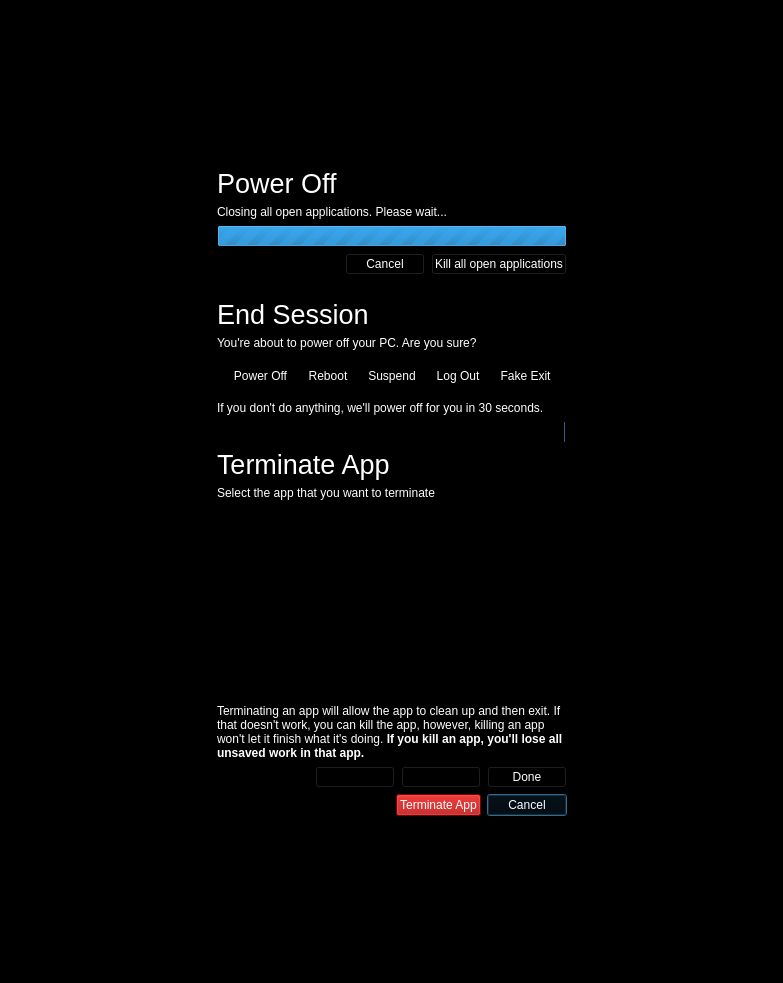
This is endsessionwait.ui in vicr123/theshell as Qt 5 draws it before an edit. The edited form follows.
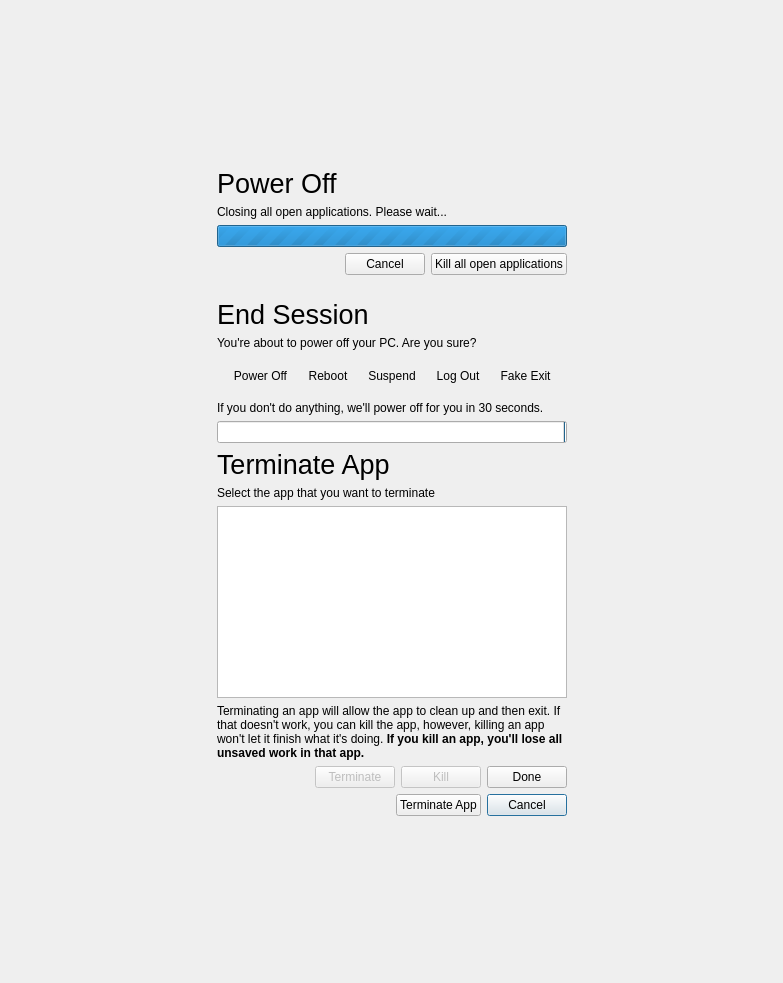
This is the edited form. Icons and pictures are not drawn.

What changed in the file:
```diff
--- a/endsessionwait.ui
+++ b/endsessionwait.ui
@@ -10,421 +10,6 @@
     <height>983</height>
    </rect>
   </property>
-  <property name="palette">
-   <palette>
-    <active>
-     <colorrole role="WindowText">
-      <brush brushstyle="SolidPattern">
-       <color alpha="255">
-        <red>255</red>
-        <green>255</green>
-        <blue>255</blue>
-       </color>
-      </brush>
-     </colorrole>
-     <colorrole role="Button">
-      <brush brushstyle="SolidPattern">
-       <color alpha="255">
-        <red>0</red>
-        <green>0</green>
-        <blue>0</blue>
-       </color>
-      </brush>
-     </colorrole>
-     <colorrole role="Light">
-      <brush brushstyle="SolidPattern">
-       <color alpha="255">
-        <red>0</red>
-        <green>0</green>
-        <blue>0</blue>
-       </color>
-      </brush>
-     </colorrole>
-     <colorrole role="Midlight">
-      <brush brushstyle="SolidPattern">
-       <color alpha="255">
-        <red>0</red>
-        <green>0</green>
-        <blue>0</blue>
-       </color>
-      </brush>
-     </colorrole>
-     <colorrole role="Dark">
-      <brush brushstyle="SolidPattern">
-       <color alpha="255">
-        <red>0</red>
-        <green>0</green>
-        <blue>0</blue>
-       </color>
-      </brush>
-     </colorrole>
-     <colorrole role="Mid">
-      <brush brushstyle="SolidPattern">
-       <color alpha="255">
-        <red>0</red>
-        <green>0</green>
-        <blue>0</blue>
-       </color>
-      </brush>
-     </colorrole>
-     <colorrole role="Text">
-      <brush brushstyle="SolidPattern">
-       <color alpha="255">
-        <red>255</red>
-        <green>255</green>
-        <blue>255</blue>
-       </color>
-      </brush>
-     </colorrole>
-     <colorrole role="BrightText">
-      <brush brushstyle="SolidPattern">
-       <color alpha="255">
-        <red>255</red>
-        <green>255</green>
-        <blue>255</blue>
-       </color>
-      </brush>
-     </colorrole>
-     <colorrole role="ButtonText">
-      <brush brushstyle="SolidPattern">
-       <color alpha="255">
-        <red>255</red>
-        <green>255</green>
-        <blue>255</blue>
-       </color>
-      </brush>
-     </colorrole>
-     <colorrole role="Base">
-      <brush brushstyle="SolidPattern">
-       <color alpha="255">
-        <red>0</red>
-        <green>0</green>
-        <blue>0</blue>
-       </color>
-      </brush>
-     </colorrole>
-     <colorrole role="Window">
-      <brush brushstyle="SolidPattern">
-       <color alpha="255">
-        <red>0</red>
-        <green>0</green>
-        <blue>0</blue>
-       </color>
-      </brush>
-     </colorrole>
-     <colorrole role="Shadow">
-      <brush brushstyle="SolidPattern">
-       <color alpha="255">
-        <red>0</red>
-        <green>0</green>
-        <blue>0</blue>
-       </color>
-      </brush>
-     </colorrole>
-     <colorrole role="AlternateBase">
-      <brush brushstyle="SolidPattern">
-       <color alpha="255">
-        <red>0</red>
-        <green>0</green>
-        <blue>0</blue>
-       </color>
-      </brush>
-     </colorrole>
-     <colorrole role="ToolTipBase">
-      <brush brushstyle="SolidPattern">
-       <color alpha="255">
-        <red>255</red>
-        <green>255</green>
-        <blue>220</blue>
-       </color>
-      </brush>
-     </colorrole>
-     <colorrole role="ToolTipText">
-      <brush brushstyle="SolidPattern">
-       <color alpha="255">
-        <red>0</red>
-        <green>0</green>
-        <blue>0</blue>
-       </color>
-      </brush>
-     </colorrole>
-    </active>
-    <inactive>
-     <colorrole role="WindowText">
-      <brush brushstyle="SolidPattern">
-       <color alpha="255">
-        <red>255</red>
-        <green>255</green>
-        <blue>255</blue>
-       </color>
-      </brush>
-     </colorrole>
-     <colorrole role="Button">
-      <brush brushstyle="SolidPattern">
-       <color alpha="255">
-        <red>0</red>
-        <green>0</green>
-        <blue>0</blue>
-       </color>
-      </brush>
-     </colorrole>
-     <colorrole role="Light">
-      <brush brushstyle="SolidPattern">
-       <color alpha="255">
-        <red>0</red>
-        <green>0</green>
-        <blue>0</blue>
-       </color>
-      </brush>
-     </colorrole>
-     <colorrole role="Midlight">
-      <brush brushstyle="SolidPattern">
-       <color alpha="255">
-        <red>0</red>
-        <green>0</green>
-        <blue>0</blue>
-       </color>
-      </brush>
-     </colorrole>
-     <colorrole role="Dark">
-      <brush brushstyle="SolidPattern">
-       <color alpha="255">
-        <red>0</red>
-        <green>0</green>
-        <blue>0</blue>
-       </color>
-      </brush>
-     </colorrole>
-     <colorrole role="Mid">
-      <brush brushstyle="SolidPattern">
-       <color alpha="255">
-        <red>0</red>
-        <green>0</green>
-        <blue>0</blue>
-       </color>
-      </brush>
-     </colorrole>
-     <colorrole role="Text">
-      <brush brushstyle="SolidPattern">
-       <color alpha="255">
-        <red>255</red>
-        <green>255</green>
-        <blue>255</blue>
-       </color>
-      </brush>
-     </colorrole>
-     <colorrole role="BrightText">
-      <brush brushstyle="SolidPattern">
-       <color alpha="255">
-        <red>255</red>
-        <green>255</green>
-        <blue>255</blue>
-       </color>
-      </brush>
-     </colorrole>
-     <colorrole role="ButtonText">
-      <brush brushstyle="SolidPattern">
-       <color alpha="255">
-        <red>255</red>
-        <green>255</green>
-        <blue>255</blue>
-       </color>
-      </brush>
-     </colorrole>
-     <colorrole role="Base">
-      <brush brushstyle="SolidPattern">
-       <color alpha="255">
-        <red>0</red>
-        <green>0</green>
-        <blue>0</blue>
-       </color>
-      </brush>
-     </colorrole>
-     <colorrole role="Window">
-      <brush brushstyle="SolidPattern">
-       <color alpha="255">
-        <red>0</red>
-        <green>0</green>
-        <blue>0</blue>
-       </color>
-      </brush>
-     </colorrole>
-     <colorrole role="Shadow">
-      <brush brushstyle="SolidPattern">
-       <color alpha="255">
-        <red>0</red>
-        <green>0</green>
-        <blue>0</blue>
-       </color>
-      </brush>
-     </colorrole>
-     <colorrole role="AlternateBase">
-      <brush brushstyle="SolidPattern">
-       <color alpha="255">
-        <red>0</red>
-        <green>0</green>
-        <blue>0</blue>
-       </color>
-      </brush>
-     </colorrole>
-     <colorrole role="ToolTipBase">
-      <brush brushstyle="SolidPattern">
-       <color alpha="255">
-        <red>255</red>
-        <green>255</green>
-        <blue>220</blue>
-       </color>
-      </brush>
-     </colorrole>
-     <colorrole role="ToolTipText">
-      <brush brushstyle="SolidPattern">
-       <color alpha="255">
-        <red>0</red>
-        <green>0</green>
-        <blue>0</blue>
-       </color>
-      </brush>
-     </colorrole>
-    </inactive>
-    <disabled>
-     <colorrole role="WindowText">
-      <brush brushstyle="SolidPattern">
-       <color alpha="255">
-        <red>0</red>
-        <green>0</green>
-        <blue>0</blue>
-       </color>
-      </brush>
-     </colorrole>
-     <colorrole role="Button">
-      <brush brushstyle="SolidPattern">
-       <color alpha="255">
-        <red>0</red>
-        <green>0</green>
-        <blue>0</blue>
-       </color>
-      </brush>
-     </colorrole>
-     <colorrole role="Light">
-      <brush brushstyle="SolidPattern">
-       <color alpha="255">
-        <red>0</red>
-        <green>0</green>
-        <blue>0</blue>
-       </color>
-      </brush>
-     </colorrole>
-     <colorrole role="Midlight">
-      <brush brushstyle="SolidPattern">
-       <color alpha="255">
-        <red>0</red>
-        <green>0</green>
-        <blue>0</blue>
-       </color>
-      </brush>
-     </colorrole>
-     <colorrole role="Dark">
-      <brush brushstyle="SolidPattern">
-       <color alpha="255">
-        <red>0</red>
-        <green>0</green>
-        <blue>0</blue>
-       </color>
-      </brush>
-     </colorrole>
-     <colorrole role="Mid">
-      <brush brushstyle="SolidPattern">
-       <color alpha="255">
-        <red>0</red>
-        <green>0</green>
-        <blue>0</blue>
-       </color>
-      </brush>
-     </colorrole>
-     <colorrole role="Text">
-      <brush brushstyle="SolidPattern">
-       <color alpha="255">
-        <red>0</red>
-        <green>0</green>
-        <blue>0</blue>
-       </color>
-      </brush>
-     </colorrole>
-     <colorrole role="BrightText">
-      <brush brushstyle="SolidPattern">
-       <color alpha="255">
-        <red>255</red>
-        <green>255</green>
-        <blue>255</blue>
-       </color>
-      </brush>
-     </colorrole>
-     <colorrole role="ButtonText">
-      <brush brushstyle="SolidPattern">
-       <color alpha="255">
-        <red>0</red>
-        <green>0</green>
-        <blue>0</blue>
-       </color>
-      </brush>
-     </colorrole>
-     <colorrole role="Base">
-      <brush brushstyle="SolidPattern">
-       <color alpha="255">
-        <red>0</red>
-        <green>0</green>
-        <blue>0</blue>
-       </color>
-      </brush>
-     </colorrole>
-     <colorrole role="Window">
-      <brush brushstyle="SolidPattern">
-       <color alpha="255">
-        <red>0</red>
-        <green>0</green>
-        <blue>0</blue>
-       </color>
-      </brush>
-     </colorrole>
-     <colorrole role="Shadow">
-      <brush brushstyle="SolidPattern">
-       <color alpha="255">
-        <red>0</red>
-        <green>0</green>
-        <blue>0</blue>
-       </color>
-      </brush>
-     </colorrole>
-     <colorrole role="AlternateBase">
-      <brush brushstyle="SolidPattern">
-       <color alpha="255">
-        <red>0</red>
-        <green>0</green>
-        <blue>0</blue>
-       </color>
-      </brush>
-     </colorrole>
-     <colorrole role="ToolTipBase">
-      <brush brushstyle="SolidPattern">
-       <color alpha="255">
-        <red>255</red>
-        <green>255</green>
-        <blue>220</blue>
-       </color>
-      </brush>
-     </colorrole>
-     <colorrole role="ToolTipText">
-      <brush brushstyle="SolidPattern">
-       <color alpha="255">
-        <red>0</red>
-        <green>0</green>
-        <blue>0</blue>
-       </color>
-      </brush>
-     </colorrole>
-    </disabled>
-   </palette>
-  </property>
   <property name="windowTitle">
    <string>Ending Session</string>
   </property>
@@ -432,6 +17,9 @@
    <iconset resource="resources.qrc">
     <normaloff>:/icons/icon.svg</normaloff>:/icons/icon.svg</iconset>
   </property>
+  <property name="styleSheet">
+   <string notr="true"/>
+  </property>
   <layout class="QGridLayout" name="gridLayout">
    <item row="3" column="1">
     <spacer name="verticalSpacer">
@@ -461,6 +49,9 @@
    </item>
    <item row="1" column="1" rowspan="2">
     <widget class="QFrame" name="MainFrame">
+     <property name="styleSheet">
+      <string notr="true"/>
+     </property>
      <property name="frameShape">
       <enum>QFrame::NoFrame</enum>
      </property>
@@ -494,6 +85,9 @@
           <height>0</height>
          </size>
         </property>
+        <property name="styleSheet">
+         <string notr="true"/>
+        </property>
         <property name="frameShape">
          <enum>QFrame::NoFrame</enum>
         </property>
@@ -508,6 +102,9 @@
              <pointsize>20</pointsize>
             </font>
            </property>
+           <property name="styleSheet">
+            <string notr="true"/>
+           </property>
            <property name="text">
             <string>Power Off</string>
            </property>
@@ -515,6 +112,9 @@
          </item>
          <item>
           <widget class="QLabel" name="label_2">
+           <property name="styleSheet">
+            <string notr="true"/>
+           </property>
            <property name="text">
             <string>Closing all open applications. Please wait...</string>
            </property>
@@ -522,6 +122,9 @@
          </item>
          <item>
           <widget class="QProgressBar" name="progressBar">
+           <property name="styleSheet">
+            <string notr="true"/>
+           </property>
            <property name="maximum">
             <number>0</number>
            </property>
@@ -534,6 +137,9 @@
           <layout class="QHBoxLayout" name="horizontalLayout">
            <item>
             <spacer name="horizontalSpacer_3">
+             <property name="styleSheet">
+              <string notr="true"/>
+             </property>
              <property name="orientation">
               <enum>Qt::Horizontal</enum>
              </property>
@@ -547,6 +153,9 @@
            </item>
            <item>
             <widget class="QPushButton" name="pushButton_2">
+             <property name="styleSheet">
+              <string notr="true"/>
+             </property>
              <property name="text">
               <string>Cancel</string>
              </property>
@@ -558,6 +167,9 @@
            </item>
            <item>
             <widget class="QPushButton" name="pushButton">
+             <property name="styleSheet">
+              <string notr="true"/>
+             </property>
              <property name="text">
               <string>Kill all open applications</string>
              </property>
@@ -574,6 +186,9 @@
       </item>
       <item>
        <widget class="QFrame" name="askWhatToDo">
+        <property name="styleSheet">
+         <string notr="true"/>
+        </property>
         <property name="frameShape">
          <enum>QFrame::NoFrame</enum>
         </property>
@@ -592,6 +207,9 @@
              <verstretch>0</verstretch>
             </sizepolicy>
            </property>
+           <property name="styleSheet">
+            <string notr="true"/>
+           </property>
            <property name="frameShape">
             <enum>QFrame::NoFrame</enum>
            </property>
@@ -618,6 +236,9 @@
                 <pointsize>20</pointsize>
                </font>
               </property>
+              <property name="styleSheet">
+               <string notr="true"/>
+              </property>
               <property name="text">
                <string>End Session</string>
               </property>
@@ -625,6 +246,9 @@
             </item>
             <item>
              <widget class="QLabel" name="label_4">
+              <property name="styleSheet">
+               <string notr="true"/>
+              </property>
               <property name="text">
                <string>You're about to power off your PC. Are you sure?</string>
               </property>
@@ -632,9 +256,15 @@
             </item>
             <item>
              <widget class="QFrame" name="frame">
+              <property name="styleSheet">
+               <string notr="true"/>
+              </property>
               <layout class="QHBoxLayout" name="horizontalLayout_4">
                <item>
                 <widget class="QToolButton" name="PowerOff">
+                 <property name="styleSheet">
+                  <string notr="true"/>
+                 </property>
                  <property name="text">
                   <string>Power Off</string>
                  </property>
@@ -658,6 +288,9 @@
                </item>
                <item>
                 <widget class="QToolButton" name="Reboot">
+                 <property name="styleSheet">
+                  <string notr="true"/>
+                 </property>
                  <property name="text">
                   <string>Reboot</string>
                  </property>
@@ -681,6 +314,9 @@
                </item>
                <item>
                 <widget class="QToolButton" name="Suspend">
+                 <property name="styleSheet">
+                  <string notr="true"/>
+                 </property>
                  <property name="text">
                   <string>Suspend</string>
                  </property>
@@ -704,6 +340,9 @@
                </item>
                <item>
                 <widget class="QToolButton" name="LogOut">
+                 <property name="styleSheet">
+                  <string notr="true"/>
+                 </property>
                  <property name="text">
                   <string>Log Out</string>
                  </property>
@@ -727,6 +366,9 @@
                </item>
                <item>
                 <widget class="QToolButton" name="DummyExit">
+                 <property name="styleSheet">
+                  <string notr="true"/>
+                 </property>
                  <property name="text">
                   <string>Fake Exit</string>
                  </property>
@@ -753,6 +395,9 @@
             </item>
             <item>
              <widget class="QLabel" name="idleWarning">
+              <property name="styleSheet">
+               <string notr="true"/>
+              </property>
               <property name="text">
                <string>If you don't do anything, we'll power off for you in 30 seconds.</string>
               </property>
@@ -763,6 +408,9 @@
             </item>
             <item>
              <widget class="QProgressBar" name="idleProgressBar">
+              <property name="styleSheet">
+               <string notr="true"/>
+              </property>
               <property name="maximum">
                <number>300</number>
               </property>
@@ -788,6 +436,9 @@
              <verstretch>0</verstretch>
             </sizepolicy>
            </property>
+           <property name="styleSheet">
+            <string notr="true"/>
+           </property>
            <property name="frameShape">
             <enum>QFrame::NoFrame</enum>
            </property>
@@ -814,6 +465,9 @@
                 <pointsize>20</pointsize>
                </font>
               </property>
+              <property name="styleSheet">
+               <string notr="true"/>
+              </property>
               <property name="text">
                <string>Terminate App</string>
               </property>
@@ -821,6 +475,9 @@
             </item>
             <item>
              <widget class="QLabel" name="label_6">
+              <property name="styleSheet">
+               <string notr="true"/>
+              </property>
               <property name="text">
                <string>Select the app that you want to terminate</string>
               </property>
@@ -834,10 +491,16 @@
                 <verstretch>0</verstretch>
                </sizepolicy>
               </property>
+              <property name="styleSheet">
+               <string notr="true"/>
+              </property>
              </widget>
             </item>
             <item>
              <widget class="QLabel" name="label_8">
+              <property name="styleSheet">
+               <string notr="true"/>
+              </property>
               <property name="text">
                <string>&lt;html&gt;&lt;head/&gt;&lt;body&gt;&lt;p&gt;Terminating an app will allow the app to clean up and then exit. If that doesn't work, you can kill the app, however, killing an app won't let it finish what it's doing. &lt;span style=&quot; font-weight:600;&quot;&gt;If you kill an app, you'll lose all unsaved work in that app.&lt;/span&gt;&lt;/p&gt;&lt;/body&gt;&lt;/html&gt;</string>
               </property>
@@ -850,6 +513,9 @@
              <layout class="QHBoxLayout" name="horizontalLayout_3">
               <item>
                <spacer name="horizontalSpacer_5">
+                <property name="styleSheet">
+                 <string notr="true"/>
+                </property>
                 <property name="orientation">
                  <enum>Qt::Horizontal</enum>
                 </property>
@@ -866,6 +532,9 @@
                 <property name="enabled">
                  <bool>false</bool>
                 </property>
+                <property name="styleSheet">
+                 <string notr="true"/>
+                </property>
                 <property name="text">
                  <string>Terminate</string>
                 </property>
@@ -880,6 +549,9 @@
                 <property name="enabled">
                  <bool>false</bool>
                 </property>
+                <property name="styleSheet">
+                 <string notr="true"/>
+                </property>
                 <property name="text">
                  <string>Kill</string>
                 </property>
@@ -891,6 +563,9 @@
               </item>
               <item>
                <widget class="QPushButton" name="exitTerminate">
+                <property name="styleSheet">
+                 <string notr="true"/>
+                </property>
                 <property name="text">
                  <string>Done</string>
                 </property>
@@ -913,6 +588,9 @@
              <verstretch>0</verstretch>
             </sizepolicy>
            </property>
+           <property name="styleSheet">
+            <string notr="true"/>
+           </property>
            <layout class="QHBoxLayout" name="horizontalLayout_2">
             <property name="leftMargin">
              <number>0</number>
@@ -928,6 +606,9 @@
             </property>
             <item>
              <spacer name="horizontalSpacer_4">
+              <property name="styleSheet">
+               <string notr="true"/>
+              </property>
               <property name="orientation">
                <enum>Qt::Horizontal</enum>
               </property>
@@ -942,8 +623,7 @@
             <item>
              <widget class="QPushButton" name="terminateApp">
               <property name="styleSheet">
-               <string notr="true">background-color: #A00;
-color: #FFF;</string>
+               <string notr="true"/>
               </property>
               <property name="text">
                <string>Terminate App</string>
@@ -956,6 +636,9 @@
             </item>
             <item>
              <widget class="QPushButton" name="CancelAsk">
+              <property name="styleSheet">
+               <string notr="true"/>
+              </property>
               <property name="text">
                <string>Cancel</string>
               </property>
```
Left out of the diff: 12 changed lines with no effect on the pictures.
